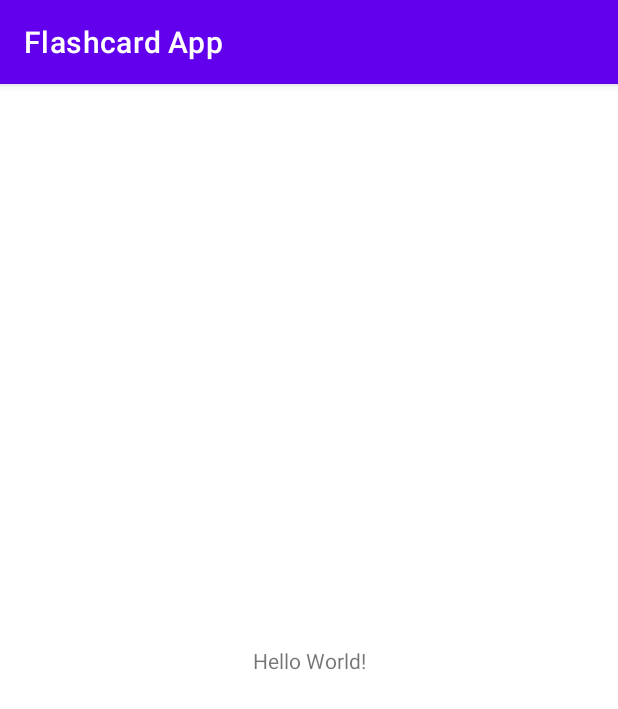
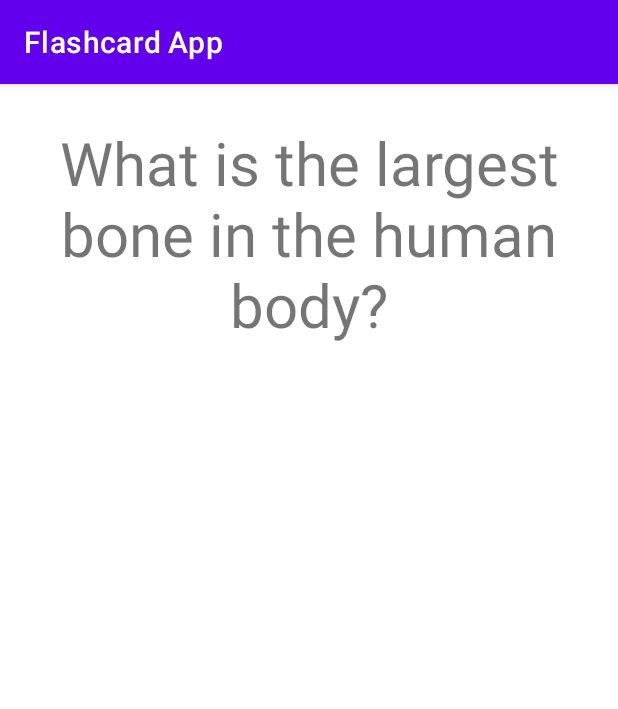
Before and after one commit to nadintamer/Android-Flashcard-App, an Android app: the screen it shows after launch (MainActivity), on a phone screen of 412 x 824 dp. Shown: the top 709 px of the screen. Run offline under Robolectric (Android 15) with nearby library versions, the light colour scheme and no system bars.

Commit message:
Implement question + answer text; tap on question to get answer

```diff
--- a/app/src/main/java/com/example/flashcardapp/MainActivity.java
+++ b/app/src/main/java/com/example/flashcardapp/MainActivity.java
@@ -3,6 +3,8 @@ package com.example.flashcardapp;
 import androidx.appcompat.app.AppCompatActivity;
 
 import android.os.Bundle;
+import android.view.View;
+import android.widget.TextView;
 
 public class MainActivity extends AppCompatActivity {
 
@@ -10,5 +12,16 @@ public class MainActivity extends AppCompatActivity {
     protected void onCreate(Bundle savedInstanceState) {
         super.onCreate(savedInstanceState);
         setContentView(R.layout.activity_main);
+
+        TextView flashcardQuestion = ((TextView) findViewById(R.id.flashcard_question));
+        TextView flashcardAnswer = ((TextView) findViewById(R.id.flashcard_answer));
+        // User can tap a button to change the text color of the label
+        flashcardQuestion.setOnClickListener(new View.OnClickListener() {
+            @Override
+            public void onClick(View v) {
+                flashcardAnswer.setVisibility(View.VISIBLE);
+                flashcardQuestion.setVisibility(View.INVISIBLE);
+            }
+        });
     }
 }
--- a/app/src/main/res/layout/activity_main.xml
+++ b/app/src/main/res/layout/activity_main.xml
@@ -1,5 +1,5 @@
 <?xml version="1.0" encoding="utf-8"?>
-<androidx.constraintlayout.widget.ConstraintLayout xmlns:android="http://schemas.android.com/apk/res/android"
+<RelativeLayout xmlns:android="http://schemas.android.com/apk/res/android"
     xmlns:app="http://schemas.android.com/apk/res-auto"
     xmlns:tools="http://schemas.android.com/tools"
     android:layout_width="match_parent"
@@ -7,12 +7,20 @@
     tools:context=".MainActivity">
 
     <TextView
-        android:layout_width="wrap_content"
-        android:layout_height="wrap_content"
-        android:text="Hello World!"
-        app:layout_constraintBottom_toBottomOf="parent"
-        app:layout_constraintLeft_toLeftOf="parent"
-        app:layout_constraintRight_toRightOf="parent"
-        app:layout_constraintTop_toTopOf="parent" />
+        android:id="@+id/flashcard_question"
+        android:layout_width="match_parent"
+        android:layout_height="200dp"
+        android:gravity="center"
+        android:text="What is the largest bone in the human body?"
+        android:textSize="40sp" />
 
-</androidx.constraintlayout.widget.ConstraintLayout>
+    <TextView
+        android:id="@+id/flashcard_answer"
+        android:layout_width="match_parent"
+        android:layout_height="200dp"
+        android:gravity="center"
+        android:visibility="invisible"
+        android:text="The femur"
+        android:textSize="40sp" />
+
+</RelativeLayout>
```
